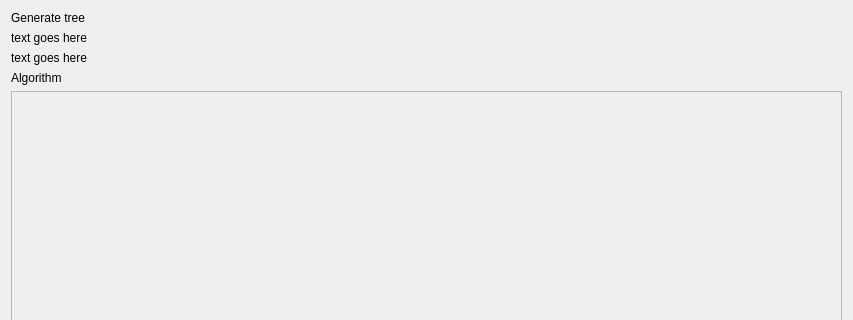
Before: the Qt Designer form groot/frontends/gui/forms/designer/frm_run_algorithm_designer.ui in JMcInerneyLab/groot, drawn with Qt 5; both pictures show x 0 to 853 and y 0 to 320 of the 853 by 673 pixel window.
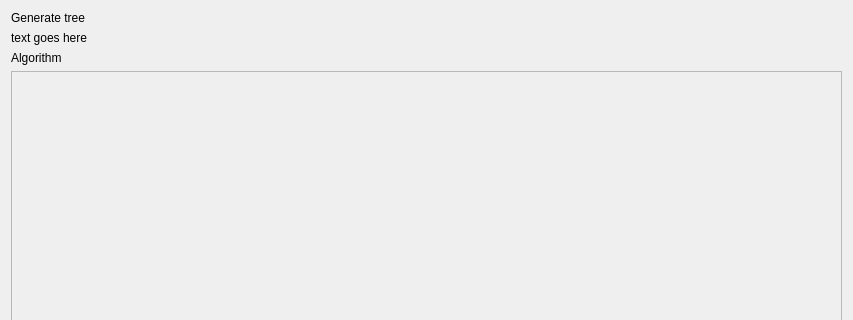
After: the same form once the commit is applied.

The edit to the form file:
```diff
--- a/groot/frontends/gui/forms/designer/frm_run_algorithm_designer.ui
+++ b/groot/frontends/gui/forms/designer/frm_run_algorithm_designer.ui
@@ -31,16 +31,6 @@
      </property>
     </widget>
    </item>
-   <item>
-    <widget class="QLabel" name="LBL_WARN_ALREADY">
-     <property name="text">
-      <string>text goes here</string>
-     </property>
-     <property name="style" stdset="0">
-      <string notr="true">warning</string>
-     </property>
-    </widget>
-   </item>
    <item>
     <widget class="QLabel" name="label_2">
      <property name="text">
```
